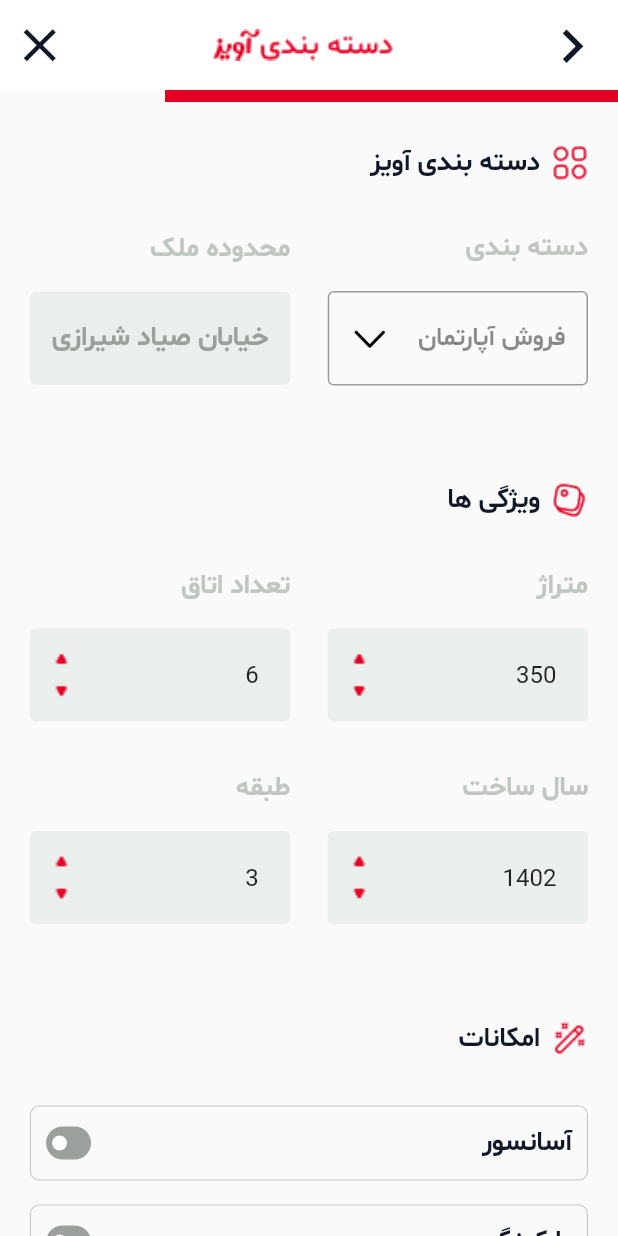
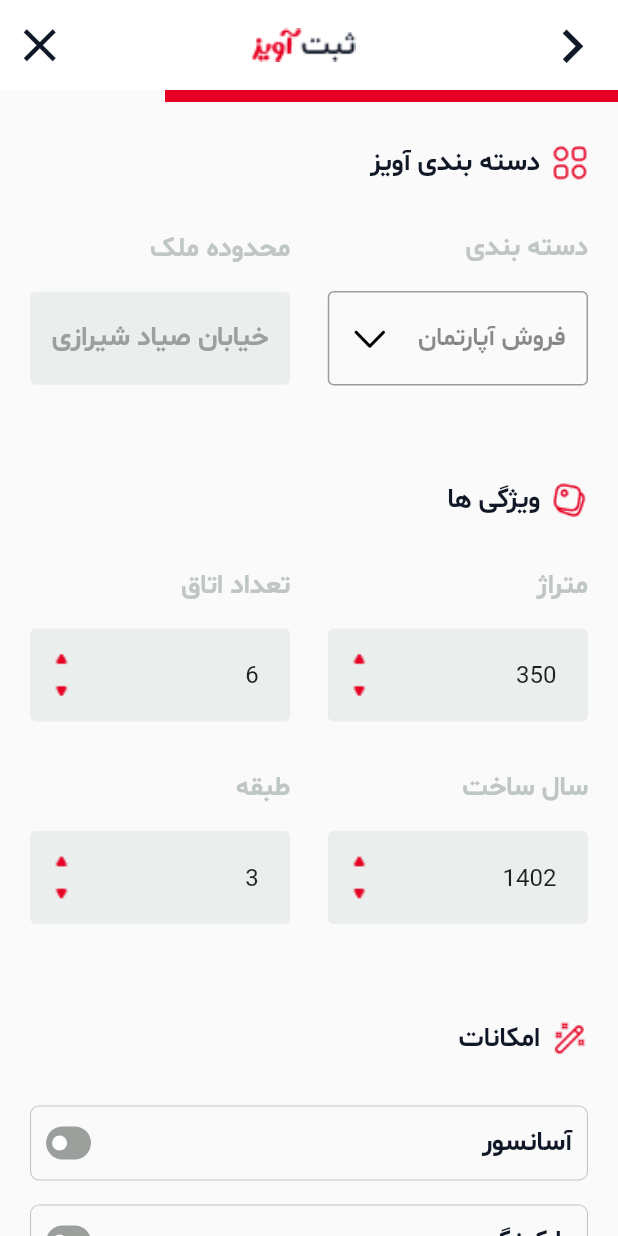
Before and after one commit to MagicalAtom/Avis-DivarClone-, a Flutter app: the NewAdvertising screen opened directly, swiped to page 3, on a phone screen of 412 x 824 dp. Run offline on Flutter 3.47's test engine with Material 2 defaults, Android fonts, the light colour scheme and no system bars; drawn by our look-alikes of flutter_switch; our stand-ins replace animate_do, cool_alert, dotted_border, dotted_line, image_picker; missing offline and left inert: easy_animated_tabbar.

Commit message:
final version

```diff
--- a/lib/components/new_advertise_page_appBar.dart
+++ b/lib/components/new_advertise_page_appBar.dart
@@ -4,8 +4,9 @@ import 'package:flutter/material.dart';
 // add_advertising.dart
 
 class AppBarAdvertise extends StatelessWidget implements PreferredSizeWidget {
-  const AppBarAdvertise({super.key});
-
+  AppBarAdvertise({super.key, required this.pagenumber,required this.pageController});
+  int pagenumber;
+  PageController pageController;
   @override
   Widget build(BuildContext context) {
     return Padding(
@@ -26,21 +27,32 @@ class AppBarAdvertise extends StatelessWidget implements PreferredSizeWidget {
                   color: Color(0xff101828),
                 )),
             const Spacer(),
-            Image.asset(
+            pagenumber == 2
+                ? Image.asset(
+                    'assets/images/main/new.png',
+                    width: 70,
+                    fit: BoxFit.cover,
+                  )
+                : Image.asset(
                     'assets/images/main/category.png',
                     width: 120,
                     fit: BoxFit.cover,
                   ),
             const Spacer(),
-            GestureDetector(
+            Visibility(
+              visible: pagenumber > 0,
+              child: GestureDetector(
                   onTap: () {
-                  Navigator.pop(context);
+                       pageController.animateToPage(pagenumber - 1,
+                        duration: const Duration(milliseconds: 400),
+                        curve: Curves.linear);
                   },
                   child: const Icon(
                     Icons.chevron_right_outlined,
                     size: 45,
                     color: Color(0xff101828),
                   )),
+            ),
           ],
         ),
       ),
--- a/lib/screens/add_advertising.dart
+++ b/lib/screens/add_advertising.dart
@@ -18,10 +18,23 @@ class NewAdvertising extends StatefulWidget {
 class _NewAdvertisingState extends State<NewAdvertising> {
   PageController pageController = PageController();
   double width = 40;
+  int _currentPage = 0;
+
+
+
+@override
+  void initState() {
+    super.initState();
+    pageController.addListener(() {
+      setState(() {
+        _currentPage = pageController.page!.toInt();
+      });
+    });
+  }
   @override
   Widget build(BuildContext context) {
     return Scaffold(
-      appBar: const AppBarAdvertise(),
+      appBar:  AppBarAdvertise(pagenumber: _currentPage,pageController: pageController,),
       backgroundColor: AvisColors.greyBase,
       body: SafeArea(
         child: Stack(
--- a/lib/screens/login/otp_login_screen.dart
+++ b/lib/screens/login/otp_login_screen.dart
@@ -190,7 +190,7 @@ void startTimer() {
                   ],
                 ),
                 const SizedBox(
-                  height: 5,
+                  height: 25,
                 ),
               ],
             ),
--- a/lib/screens/newAdvertise/screen3.dart
+++ b/lib/screens/newAdvertise/screen3.dart
@@ -6,14 +6,14 @@ import 'package:flutter/cupertino.dart';
 import 'package:flutter/material.dart';
 
 class Screen3 extends StatefulWidget {
-  Screen3({super.key,required this.controller});
+  Screen3({super.key, required this.controller});
   PageController controller;
   @override
   State<Screen3> createState() => _Screen3State();
 }
 
 class _Screen3State extends State<Screen3> {
-
+  // drop down button options , The widget is written at the bottom of the page
   List<String> items = [
     'فروش آپارتمان',
     'فروش آپارتمان2',
@@ -41,7 +41,10 @@ class _Screen3State extends State<Screen3> {
   int made = 1402;
   TextEditingController madeit = TextEditingController();
 
-  bool value = false;
+// switch button State
+  bool elevator = false;
+  bool parking = false;
+  bool Store = false;
 
   @override
   void initState() {
@@ -91,12 +94,18 @@ class _Screen3State extends State<Screen3> {
                   const SizedBox(
                     height: 32,
                   ),
+                  //********* کل محدوده مشخص شده یک ردیف را تعیین *********/
+
                   Sections(
-                      fitstTitle: 'دسته بندی',
-                      controller: options,
-                      fitstTitleOne: 'محدوده ملک',
-                      controllerOne: options,
-                      category: true),
+                      firstTitle: 'دسته بندی',
+                      firstController: options,
+                      secondTitle: 'محدوده ملک',
+                      isStaticField: true,
+                      StaticFieldText: 'خیابان صیاد شیرازی',
+                      secondController: options,
+                      isCategory: true),
+
+                  //******************/
                   const SizedBox(
                     height: 64,
                   ),
@@ -117,18 +126,18 @@ class _Screen3State extends State<Screen3> {
                     height: 32,
                   ),
                   Sections(
-                      fitstTitle: 'متراژ',
-                      controller: meter,
-                      fitstTitleOne: 'تعداد اتاق',
-                      controllerOne: rooms),
+                      firstTitle: 'متراژ',
+                      firstController: meter,
+                      secondTitle: 'تعداد اتاق',
+                      secondController: rooms),
                   const SizedBox(
                     height: 32,
                   ),
                   Sections(
-                      fitstTitle: 'سال ساخت',
-                      controller: madeit,
-                      fitstTitleOne: 'طبقه',
-                      controllerOne: sections),
+                      firstTitle: 'سال ساخت',
+                      firstController: madeit,
+                      secondTitle: 'طبقه',
+                      secondController: sections),
                   const SizedBox(
                     height: 64,
                   ),
@@ -150,32 +159,34 @@ class _Screen3State extends State<Screen3> {
                   ),
                   FeatureItem(
                     text: 'آسانسور',
-                    value: value,
-                    onToggle: (p0) {
+                    value: elevator,
+                    onToggle: (value) {
                       setState(() {
-                        value = value ? false : true;
+                        elevator = elevator ? false : true;
                       });
                     },
                   ),
                   FeatureItem(
                     text: 'پارکینگ',
-                    value: value,
-                    onToggle: (p0) {
+                    value: parking,
+                    onToggle: (value) {
                       setState(() {
-                        value = value ? false : true;
+                        parking = parking ? false : true;
                       });
                     },
                   ),
                   FeatureItem(
                     text: 'انباری',
-                    value: value,
-                    onToggle: (p0) {
+                    value: Store,
+                    onToggle: (value) {
                       setState(() {
-                        value = value ? false : true;
+                        Store = Store ? false : true;
                       });
                     },
                   ),
-                  const SizedBox(height: 20,),
+                  const SizedBox(
+                    height: 20,
+                  ),
                   GestureDetector(
                     onTap: () {
                       widget.controller.animateToPage(3,
@@ -200,12 +211,31 @@ class _Screen3State extends State<Screen3> {
     );
   }
 
-  Row Sections(
-      {required String fitstTitle,
-      required TextEditingController controller,
-      required String fitstTitleOne,
-      required TextEditingController controllerOne,
-      bool category = false}) {
+/*======================================AboutDialog
+catregory فیلد
+در ویجت پایین اگه
+true
+باشه میاد و دارپ داون باتن رو نمایش میده
+ویجت
+Sections
+پایین یک ردیف از موارد رو جنریت میکنه
+======================================*/
+
+  Widget Sections({
+    required String firstTitle,
+    required TextEditingController firstController,
+    required String secondTitle,
+    required TextEditingController secondController,
+
+    /// برای مشخص کردن دراپ دان باتن
+    bool isCategory = false,
+
+    /// کاربرد برای باکس ها با مقدار ثابت مثل محدوده ملک
+    bool isStaticField = false,
+
+    /// اگر مقدار بالا رو فعال کنید نیاز هست که متن هم برای اون باکس در نظر بگیرین
+    String StaticFieldText = '',
+  }) {
     return Row(
       children: [
         Expanded(
@@ -213,14 +243,16 @@ class _Screen3State extends State<Screen3> {
             crossAxisAlignment: CrossAxisAlignment.start,
             children: [
               Text(
-                fitstTitle,
+                firstTitle,
                 style: AvisTextStyle.setStyle(
                     textColor: AvisColors.Grey(200), fontSize: 18),
               ),
               const SizedBox(
                 height: 16,
               ),
-              category
+
+              // generate Box === if category true , show drop down button
+              isCategory
                   ? DropDown()
                   : Container(
                       padding: const EdgeInsets.all(6),
@@ -231,10 +263,12 @@ class _Screen3State extends State<Screen3> {
                       child: Row(
                         mainAxisAlignment: MainAxisAlignment.spaceBetween,
                         children: [
+                          // first item section ++++====================
                           SizedBox(
                             width: 80,
                             child: TextField(
-                              controller: controller,
+                              controller: firstController,
+                              keyboardType: TextInputType.number,
                               decoration: const InputDecoration(
                                 border: InputBorder.none,
                                 focusedBorder: InputBorder.none,
@@ -243,19 +277,13 @@ class _Screen3State extends State<Screen3> {
                               ),
                             ),
                           ),
-                          GestureDetector(
-                              onTap: () {
-                                setState(() {
-                                  meterint += 10;
-                                });
-                              },
-                              child: Padding(
+                          Padding(
                               padding: const EdgeInsets.only(left: 10),
                               child: Image.asset(
                                 'assets/images/icons/up.png',
                                 width: 10,
                                 fit: BoxFit.cover,
-                                  )))
+                              ))
                         ],
                       ),
                     ),
@@ -265,19 +293,24 @@ class _Screen3State extends State<Screen3> {
         const SizedBox(
           width: 25,
         ),
+        //second item ==================
+
         Expanded(
           child: Column(
             crossAxisAlignment: CrossAxisAlignment.start,
             children: [
               Text(
-                fitstTitleOne,
+                secondTitle,
                 style: AvisTextStyle.setStyle(
                     textColor: AvisColors.Grey(200), fontSize: 18),
               ),
+
               const SizedBox(
                 height: 16,
               ),
-              category
+
+              // اینجا چون دومین فیلد بود قرار گرفته
+              isStaticField
                   ? Container(
                       height: 62,
                       decoration: BoxDecoration(
@@ -285,7 +318,7 @@ class _Screen3State extends State<Screen3> {
                           color: AvisColors.Grey(100)),
                       child: Center(
                         child: Text(
-                          'خیابان صیاد شیرازی',
+                          StaticFieldText, // اینجا هم
                           style:
                               AvisTextStyle.h6(textColor: AvisColors.Grey(300)),
                         ),
@@ -303,7 +336,8 @@ class _Screen3State extends State<Screen3> {
                           SizedBox(
                             width: 80,
                             child: TextField(
-                              controller: controllerOne,
+                              controller: secondController,
+                              keyboardType: TextInputType.number,
                               decoration: const InputDecoration(
                                 border: InputBorder.none,
                                 focusedBorder: InputBorder.none,
@@ -312,19 +346,13 @@ class _Screen3State extends State<Screen3> {
                               ),
                             ),
                           ),
-                          GestureDetector(
-                              onTap: () {
-                                setState(() {
-                                  meterint += 10;
-                                });
-                              },
-                              child: Padding(
+                          Padding(
                               padding: const EdgeInsets.only(left: 10),
                               child: Image.asset(
                                 'assets/images/icons/up.png',
                                 width: 10,
                                 fit: BoxFit.cover,
-                                  )))
+                              ))
                         ],
                       ),
                     ),
@@ -335,6 +363,7 @@ class _Screen3State extends State<Screen3> {
     );
   }
 
+// drop Down Widget put here ***=============================================
   DropdownMenu<String> DropDown() {
     return DropdownMenu<String>(
       controller: options,
--- a/lib/screens/register/otp_register.dart
+++ b/lib/screens/register/otp_register.dart
@@ -135,7 +135,9 @@ void startTimer() {
                             hintText: '',
                             isOtpUsing: true,
                             textEditingController: textEditingController4,
-                            focusNode: textField4)),
+                            focusNode: textField4,
+                            LastTextField: true,
+                            )),
                   ],
                 ),
                     const SizedBox(height: 35,),
@@ -183,7 +185,7 @@ void startTimer() {
                   ],
                 ),
                 const SizedBox(
-                  height: 5,
+                  height: 25,
                 ),
 
               ],
--- a/lib/screens/user_profile_screen.dart
+++ b/lib/screens/user_profile_screen.dart
@@ -1,6 +1,5 @@
 import 'package:divar/config/colors.dart';
 import 'package:divar/config/text-style.dart';
-import 'package:divar/widgets/button.dart';
 import 'package:divar/widgets/user_profile_section.dart';
 import 'package:flutter/material.dart';
 
@@ -108,7 +107,7 @@ class UserProfileScreen extends StatelessWidget {
     );
   }
 
-  Container _UserProfileBox() {
+  Widget _UserProfileBox() {
     return Container(
       padding: const EdgeInsets.all(16),
       height: 110,
--- a/lib/widgets/button.dart
+++ b/lib/widgets/button.dart
@@ -9,7 +9,6 @@ class Button extends StatelessWidget {
      this.width,
      this.height,
     this.textColor = Colors.white,
-    void Function()? onTap,
   });
   Color background;
   Widget text;
@@ -18,7 +17,6 @@ class Button extends StatelessWidget {
   double? height;
   double? width;
   Color borderColor;
-  void Function()? onTap;
 
   @override
   Widget build(BuildContext context) {
--- a/pubspec.yaml
+++ b/pubspec.yaml
@@ -43,6 +43,7 @@ dependencies:
   dotted_line: ^3.2.2
   animate_do: ^3.1.2
   cool_alert: ^2.0.1
+  image_picker: ^1.0.4
 
 dev_dependencies:
   flutter_test:
```
Also changed, not shown: lib/components/advertise_screen_tab_bar_section/facility_section.dart (+7 -3 lines), lib/data/customFileImage.dart (added, +10 -0 lines), lib/helper/helper.dart (added, +8 -0 lines), lib/screens/home_screen.dart (+34 -21 lines), lib/screens/login/login_screen.dart (+6 -2 lines), lib/screens/newAdvertise/screen5.dart (+41 -11 lines), lib/screens/onboarding_screen.dart (+8 -5 lines), lib/screens/register/register_screen.dart (+6 -2 lines), lib/widgets/customTextField.dart (+15 -7 lines), assets/images/main/new.png (added), assets/images/whitebackground.jpg (added), pubspec.lock, 5 other files. Lines whose indentation alone changed are shown as unchanged.
